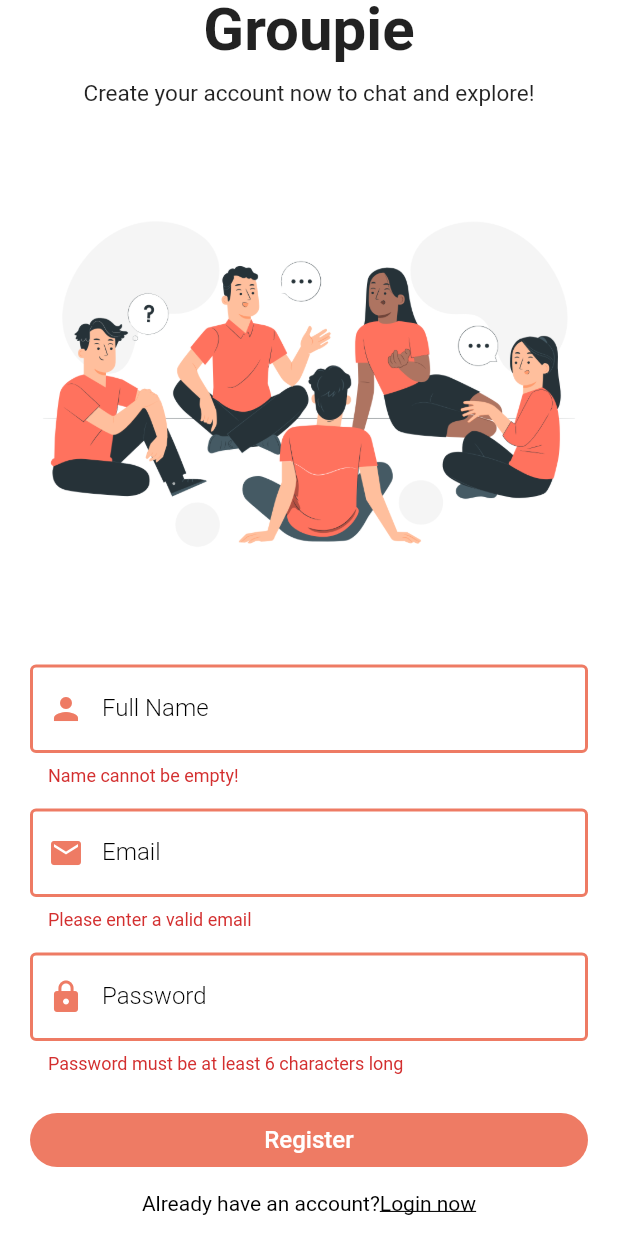
After one commit to harshvarmora28/target_firebase_flutter_app, a Flutter app: the RegisterPage screen opened directly, scrolled down 84 dp, after a tap on "Register", on a phone screen of 412 x 824 dp. The commit adds this screen. Run offline on Flutter 3.47's test engine with Material 2 defaults, Android fonts, the light colour scheme and no system bars; our stand-ins replace cloud_firestore, firebase_auth, firebase_core, shared_preferences; accounts and stored records are empty.

Commit message:
working with login functionality

```diff
--- /dev/null
+++ b/lib/pages/auth/register_page.dart
@@ -0,0 +1,182 @@
+import 'package:flutter/material.dart';
+import 'package:groupie_chatapp_firebase/pages/auth/login_page.dart';
+import 'package:groupie_chatapp_firebase/service/auth_service.dart';
+import 'package:groupie_chatapp_firebase/widgets/widgets.dart';
+import 'package:flutter/gestures.dart';
+
+class RegisterPage extends StatefulWidget {
+  const RegisterPage({super.key});
+
+  @override
+  State<RegisterPage> createState() => _RegisterPageState();
+}
+
+class _RegisterPageState extends State<RegisterPage> {
+  bool _isLoading = false;
+  final formKey = GlobalKey<FormState>();
+  String email = "";
+  String password = "";
+  String fullName = "";
+  AuthService authService = AuthService();
+
+  @override
+  Widget build(BuildContext context) {
+    return Scaffold(
+      body: _isLoading
+          ? Center(
+              child: CircularProgressIndicator(
+              color: Theme.of(context).primaryColor,
+            ))
+          : SingleChildScrollView(
+              child: Padding(
+                padding:
+                    const EdgeInsets.symmetric(horizontal: 20, vertical: 80),
+                child: Form(
+                  key: formKey,
+                  child: Column(
+                    mainAxisAlignment: MainAxisAlignment.center,
+                    crossAxisAlignment: CrossAxisAlignment.center,
+                    children: <Widget>[
+                      const Text(
+                        "Groupie",
+                        style: TextStyle(
+                            fontSize: 40, fontWeight: FontWeight.bold),
+                      ),
+                      const SizedBox(height: 10),
+                      const Text(
+                        "Create your account now to chat and explore!",
+                        style: TextStyle(
+                            fontSize: 15, fontWeight: FontWeight.w400),
+                      ),
+                      Image.asset("assets/register.png"),
+                      TextFormField(
+                        decoration: textInputDecoration.copyWith(
+                            labelText: "Full Name",
+                            prefixIcon: Icon(
+                              Icons.person,
+                              color: Theme.of(context).primaryColor,
+                            )),
+                        onChanged: (val) {
+                          setState(() {
+                            fullName = val;
+                          });
+                        },
+                        // check the validation
+                        validator: (val) {
+                          if (val!.isNotEmpty) {
+                            return null;
+                          } else {
+                            return "Name cannot be empty!";
+                          }
+                        },
+                      ),
+                      const SizedBox(height: 15),
+                      TextFormField(
+                        decoration: textInputDecoration.copyWith(
+                            labelText: "Email",
+                            prefixIcon: Icon(
+                              Icons.email,
+                              color: Theme.of(context).primaryColor,
+                            )),
+                        onChanged: (val) {
+                          setState(() {
+                            email = val;
+                          });
+                        },
+                        // check the validation
+                        validator: (val) {
+                          return RegExp(
+                                      r"^[a-zA-Z0-9.a-zA-Z0-9.!#$%&'*+-/=?^_`{|}~]+@[a-zA-Z0-9]+\.[a-zA-Z]+")
+                                  .hasMatch(val!)
+                              ? null
+                              : "Please enter a valid email";
+                        },
+                      ),
+                      const SizedBox(height: 15),
+                      TextFormField(
+                        obscureText: true,
+                        decoration: textInputDecoration.copyWith(
+                            labelText: "Password",
+                            prefixIcon: Icon(
+                              Icons.lock,
+                              color: Theme.of(context).primaryColor,
+                            )),
+                        validator: (val) {
+                          if (val!.length < 6) {
+                            return "Password must be at least 6 characters long";
+                          } else {
+                            return null;
+                          }
+                        },
+                        onChanged: (val) {
+                          setState(() {
+                            password = val;
+                          });
+                        },
+                      ),
+                      const SizedBox(
+                        height: 20,
+                      ),
+                      SizedBox(
+                        width: double.infinity,
+                        child: ElevatedButton(
+                          style: ElevatedButton.styleFrom(
+                              primary: Theme.of(context).primaryColor,
+                              elevation: 0,
+                              shape: RoundedRectangleBorder(
+                                  borderRadius: BorderRadius.circular(30))),
+                          child: const Text("Register",
+                              style:
+                                  TextStyle(color: Colors.white, fontSize: 16)),
+                          onPressed: () {
+                            register();
+                          },
+                        ),
+                      ),
+                      SizedBox(
+                        height: 10,
+                      ),
+                      Text.rich(TextSpan(
+                        text: "Already have an account?",
+                        style:
+                            const TextStyle(color: Colors.black, fontSize: 14),
+                        children: <TextSpan>[
+                          TextSpan(
+                              text: "Login now",
+                              style: const TextStyle(
+                                  color: Colors.black,
+                                  decoration: TextDecoration.underline),
+                              recognizer: TapGestureRecognizer()
+                                ..onTap = () {
+                                  nextScreen(context, const LoginPage());
+                                })
+                        ],
+                      ))
+                    ],
+                  ),
+                ),
+              ),
+            ),
+    );
+  }
+
+  register() async {
+    if (formKey.currentState!.validate()) {
+      setState(() {
+        _isLoading = true;
+      });
+      await authService
+          .registerUserWithEmailandPassword(fullName, email, password)
+          .then((value) {
+        if (value == true) {
+          //saving the shared preferences
+        } else {
+          showSnackbar(context, Colors.red, value);
+          setState(() {
+            _isLoading = false;
+          });
+        }
+      });
+    }
+  }
+}
--- /dev/null
+++ b/lib/service/auth_service.dart
@@ -0,0 +1,28 @@
+import 'package:firebase_auth/firebase_auth.dart';
+import 'package:groupie_chatapp_firebase/service/database_service.dart';
+
+class AuthService {
+  final FirebaseAuth firebaseAuth = FirebaseAuth.instance;
+
+  //login
+
+  //register
+  Future registerUserWithEmailandPassword(
+      String fullName, String email, String password) async {
+    try {
+      User user = (await firebaseAuth.createUserWithEmailAndPassword(
+              email: email, password: password))
+          .user!;
+
+      if (user != null) {
+        // call our database service to update the user data
+        await DatabaseService(uid: user.uid).updateUserData(fullName, email);
+        return true;
+      }
+    } on FirebaseAuthException catch (e) {
+      return e.message;
+    }
+  }
+
+  //sign out
+}
--- /dev/null
+++ b/lib/service/database_service.dart
@@ -0,0 +1,23 @@
+import 'package:cloud_firestore/cloud_firestore.dart';
+
+class DatabaseService {
+  final String? uid;
+  DatabaseService({this.uid});
+
+  // reference for our collection
+  final CollectionReference userCollection =
+      FirebaseFirestore.instance.collection("users");
+  final CollectionReference groupCollection =
+      FirebaseFirestore.instance.collection("groups");
+
+  // updating the userdata
+  Future updateUserData(String fullName, String email) async {
+    return await userCollection.doc(uid).set({
+      "fullName": fullName,
+      "email": email,
+      "groups": [],
+      "profilePic": "",
+      "uid": uid,
+    });
+  }
+}
```
Also changed, not shown: lib/pages/auth/login_page.dart (+13 -12 lines), lib/widgets/widgets.dart (+21 -0 lines), pubspec.yaml (+2 -6 lines), pubspec.lock, 1 other file.
